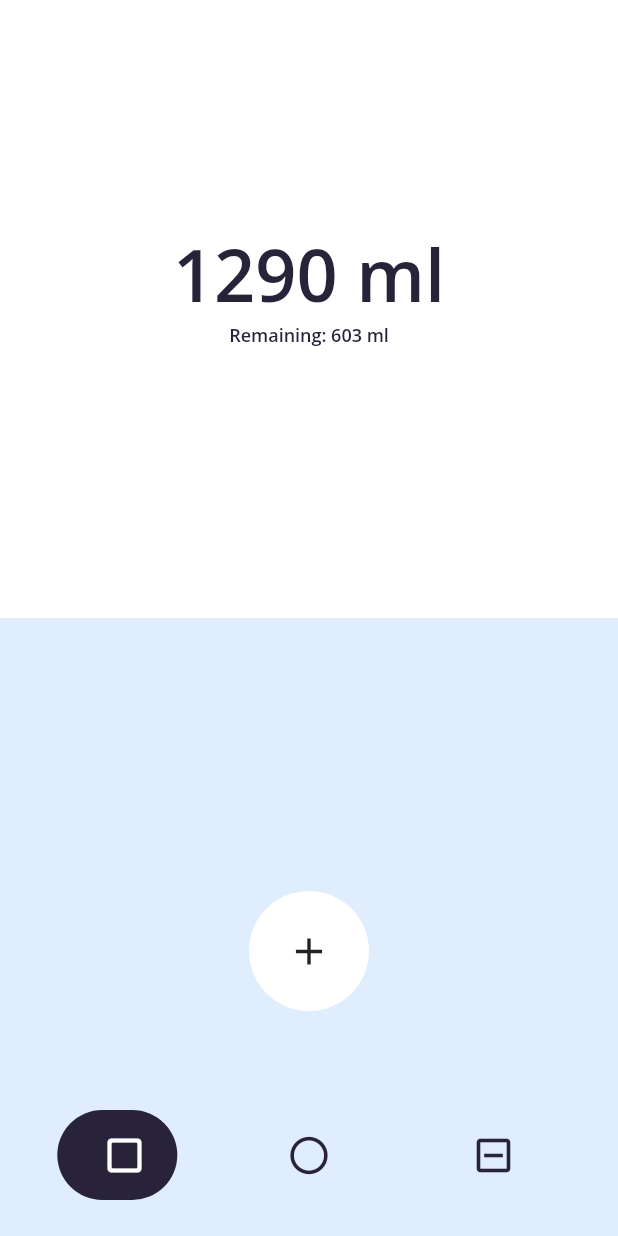
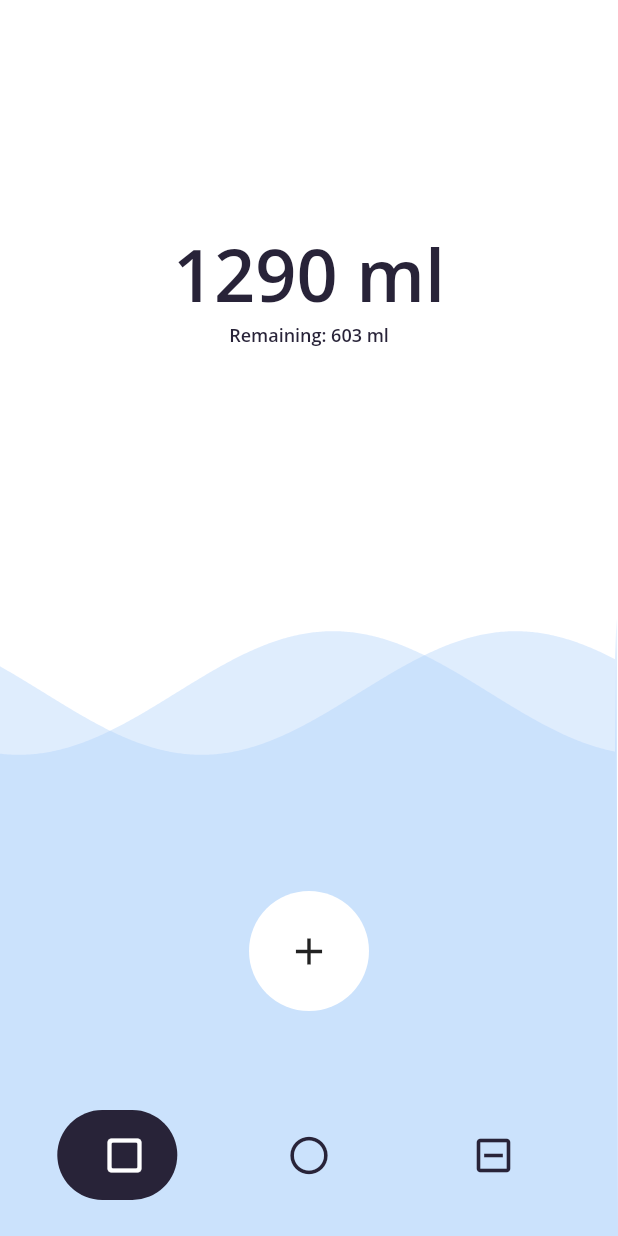
Before and after one commit to ekotyoo/drink_reminder, a Flutter app: the screen it shows after launch, on a phone screen of 412 x 824 dp. Run offline on Flutter 3.47's test engine with Material 2 defaults, Android fonts, the phone set to English and light mode, and no system bars.

Commit message:
Implement wave animation

```diff
--- a/lib/features/hydration_reminder/presentation/pages/current_hidration_page.dart
+++ b/lib/features/hydration_reminder/presentation/pages/current_hidration_page.dart
@@ -15,7 +15,7 @@ class _CurrentHidrationPageState extends State<CurrentHidrationPage>
   late AnimationController _animationController;
   late Animation<double> _progressAnimation;
 
-  final double currentProgress = 0.50;
+  final double currentProgress = 0.8;
 
   @override
   void initState() {
--- a/lib/features/hydration_reminder/presentation/pages/drink_page.dart
+++ b/lib/features/hydration_reminder/presentation/pages/drink_page.dart
@@ -1,3 +1,5 @@
+import 'dart:math';
+
 import 'package:drink_reminder/common/colors.dart';
 import 'package:drink_reminder/common/styles.dart';
 import 'package:flutter/material.dart';
@@ -9,9 +11,28 @@ class DrinkPage extends StatefulWidget {
   _DrinkPageState createState() => _DrinkPageState();
 }
 
-class _DrinkPageState extends State<DrinkPage> {
+class _DrinkPageState extends State<DrinkPage>
+    with SingleTickerProviderStateMixin {
+  late AnimationController _animationController;
+  late Animation<double> _animation;
+  late Animation<Offset> _offsetAnimation;
+
+  @override
+  void initState() {
+    super.initState();
+    _animationController = AnimationController(
+        vsync: this, duration: const Duration(milliseconds: 1000));
+    _animation = Tween<double>(begin: 0, end: 1).animate(
+        CurvedAnimation(parent: _animationController, curve: Curves.ease));
+    _offsetAnimation = Tween<Offset>(begin: Offset(0, 1), end: Offset.zero)
+        .animate(
+            CurvedAnimation(parent: _animationController, curve: Curves.ease));
+    _animationController.forward();
+  }
+
   @override
   Widget build(BuildContext context) {
+    _animationController.forward();
     return Scaffold(
       backgroundColor: Colors.white,
       body: SafeArea(
@@ -19,13 +40,11 @@ class _DrinkPageState extends State<DrinkPage> {
           children: [
             Align(
               alignment: Alignment.bottomCenter,
-              child: ClipPath(
-                clipper: WaveClipper(),
-                child: Container(
-                  height: MediaQuery.of(context).size.height * 0.5,
-                  decoration: BoxDecoration(
-                    color: MyColor.primaryColor.withOpacity(0.4),
-                  ),
+              child: FadeTransition(
+                opacity: _animation,
+                child: SlideTransition(
+                  position: _offsetAnimation,
+                  child: const Wave(),
                 ),
               ),
             ),
@@ -48,13 +67,31 @@ class _DrinkPageState extends State<DrinkPage> {
                 top: 150,
                 left: 0,
                 right: 0,
-                child: Column(
-                  children: const [
+                child: AnimatedWaterValue(
+                  animation: _animation,
+                )),
+          ],
+        ),
+      ),
+    );
+  }
+}
+
+class AnimatedWaterValue extends AnimatedWidget {
+  const AnimatedWaterValue({Key? key, required this.animation})
+      : super(key: key, listenable: animation);
+
+  final Animation<double> animation;
+
+  @override
+  Widget build(BuildContext context) {
+    return Column(
+      children: [
         Text(
-                      "1290 ml",
+          "${(animation.value * 1290).toInt()} ml",
           style: MyStyles.extraLarge,
         ),
-                    Text(
+        const Text(
           "Remaining: 603 ml",
           style: TextStyle(
               color: MyColor.blackColor,
@@ -63,25 +100,124 @@ class _DrinkPageState extends State<DrinkPage> {
               fontFamily: "OpenSans"),
         ),
       ],
-                )),
-          ],
+    );
+  }
+}
+
+class Wave extends StatefulWidget {
+  const Wave({Key? key}) : super(key: key);
+
+  @override
+  _WaveState createState() => _WaveState();
+}
+
+class _WaveState extends State<Wave> with TickerProviderStateMixin {
+  late AnimationController _animationController1;
+  late AnimationController _animationController2;
+  late List<Offset> _points;
+
+  @override
+  void initState() {
+    _animationController1 = AnimationController(
+        vsync: this,
+        duration: const Duration(milliseconds: 10000),
+        upperBound: 2 * pi);
+
+    _animationController2 = AnimationController(
+        vsync: this,
+        duration: const Duration(milliseconds: 9000),
+        upperBound: 2 * pi);
+
+    _animationController1.repeat();
+    _animationController2.repeat();
+    super.initState();
+  }
+
+  @override
+  void dispose() {
+    _animationController1.dispose();
+    _animationController2.dispose();
+    super.dispose();
+  }
+
+  List<Offset> initPoints() {
+    List<Offset> points = [];
+    Random r = Random();
+    for (int i = 0; i < MediaQuery.of(context).size.width.toInt(); i++) {
+      double x = i.toDouble();
+
+      // Set this point's y-coordinate to a random value
+      // no greater than 80% of the container's height
+      double y = 0;
+
+      points.add(Offset(x, y));
+    }
+    return points;
+  }
+
+  @override
+  Widget build(BuildContext context) {
+    _points = initPoints();
+    return Stack(
+      children: [
+        AnimatedBuilder(
+            animation: _animationController1,
+            builder: (context, _) {
+              return ClipPath(
+                clipper: WaveClipper(_animationController1.value, _points),
+                child: Container(
+                  height: MediaQuery.of(context).size.height * 0.5,
+                  decoration: BoxDecoration(
+                    color: MyColor.primaryColor.withOpacity(0.4),
                   ),
                 ),
+              );
+            }),
+        AnimatedBuilder(
+            animation: _animationController2,
+            builder: (context, _) {
+              return ClipPath(
+                clipper: WaveClipper(_animationController2.value - 5, _points),
+                child: Container(
+                  height: MediaQuery.of(context).size.height * 0.5,
+                  decoration: BoxDecoration(
+                    color: MyColor.primaryColor.withOpacity(0.4),
+                  ),
+                ),
+              );
+            }),
+      ],
     );
   }
 }
 
 class WaveClipper extends CustomClipper<Path> {
+  double _value;
+  List<Offset> _wavePoints;
+
+  WaveClipper(this._value, this._wavePoints);
+
   @override
   getClip(Size size) {
     final clippedPath = Path();
-
+    _makeSinWave(size);
+    clippedPath.addPolygon(_wavePoints, false);
+    clippedPath.lineTo(size.width, size.height);
     clippedPath.lineTo(0, size.height);
-    clippedPath.lineTo(size.width, size.height);
-    clippedPath.lineTo(size.width, 0);
     clippedPath.close();
 
     return clippedPath;
+  }
+
+  void _makeSinWave(Size size) {
+    final double amplitude = size.height / 10;
+    final yOffset = amplitude;
+
+    for (var x = 0; x < size.width - 1; x++) {
+      double y = amplitude * sin(x * 0.015 - _value) + 50;
+      Offset newOffset = Offset(x.toDouble(), y);
+      _wavePoints[x] = newOffset;
+    }
   }
 
   @override
```
Lines whose indentation alone changed are shown as unchanged.
